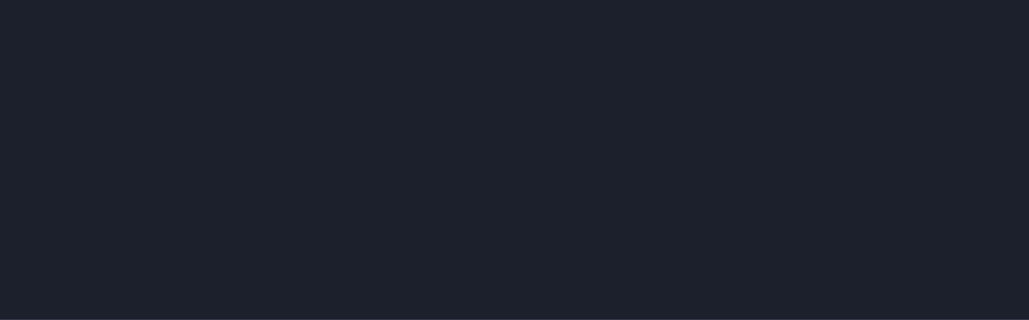
ufopilot/QT-App-Builder, file builder/uis/app_builder_center.ui: the form before one commit; both pictures show x 0 to 1029 and y 541 to 861 of the 1029 by 861 pixel window.
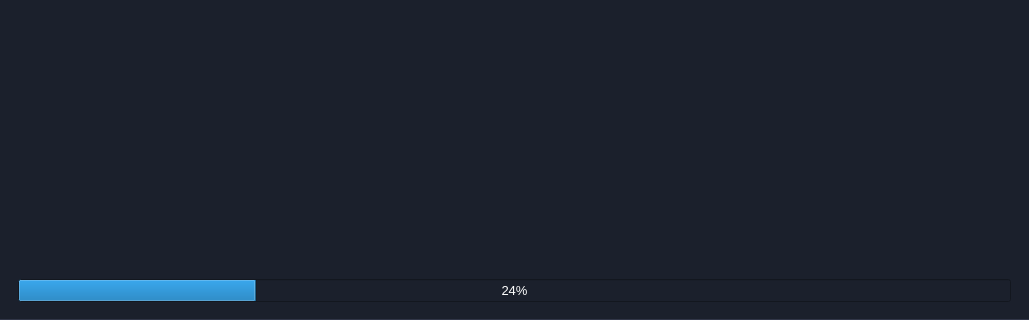
The form after the commit.

Diff of the .ui file:
```diff
--- a/builder/uis/app_builder_center.ui
+++ b/builder/uis/app_builder_center.ui
@@ -240,7 +240,7 @@
                <x>0</x>
                <y>0</y>
                <width>975</width>
-               <height>783</height>
+               <height>777</height>
               </rect>
              </property>
              <layout class="QGridLayout" name="gridLayout">
@@ -282,24 +282,10 @@
         </widget>
        </item>
        <item>
-        <widget class="QFrame" name="frame_2">
-         <property name="maximumSize">
-          <size>
-           <width>16777215</width>
-           <height>78</height>
-          </size>
+        <widget class="QProgressBar" name="progressBar">
+         <property name="value">
+          <number>24</number>
          </property>
-         <property name="frameShape">
-          <enum>QFrame::StyledPanel</enum>
-         </property>
-         <property name="frameShadow">
-          <enum>QFrame::Raised</enum>
-         </property>
-         <layout class="QHBoxLayout" name="horizontalLayout_2">
-          <property name="spacing">
-           <number>15</number>
-          </property>
-         </layout>
         </widget>
        </item>
       </layout>
```
